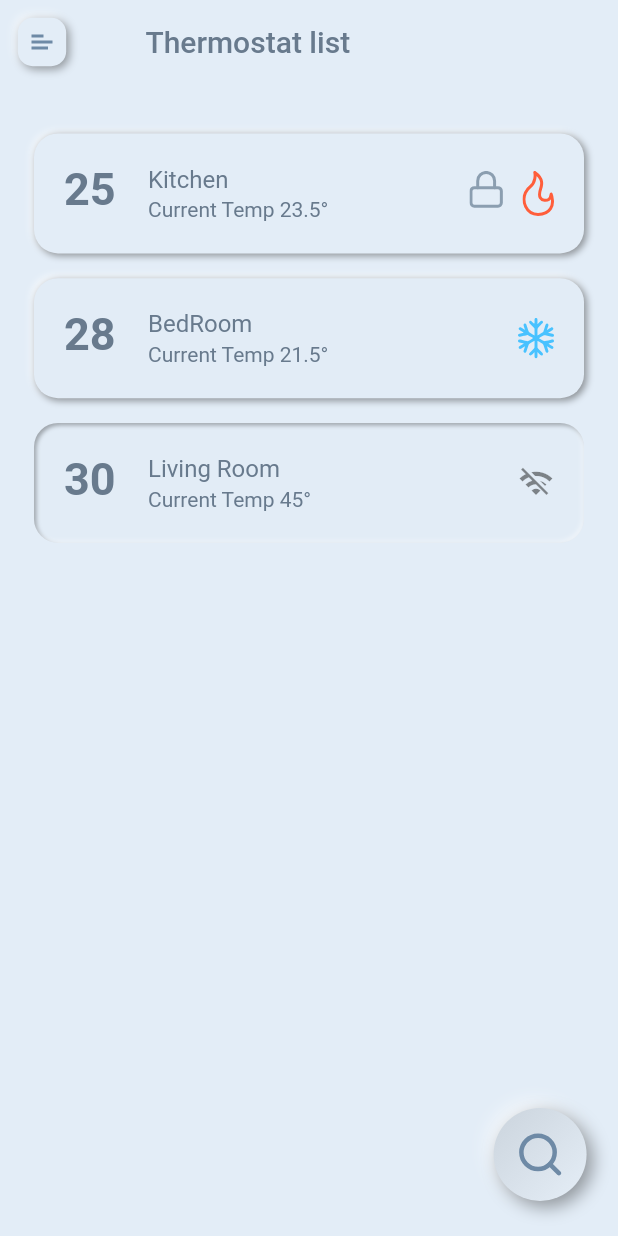
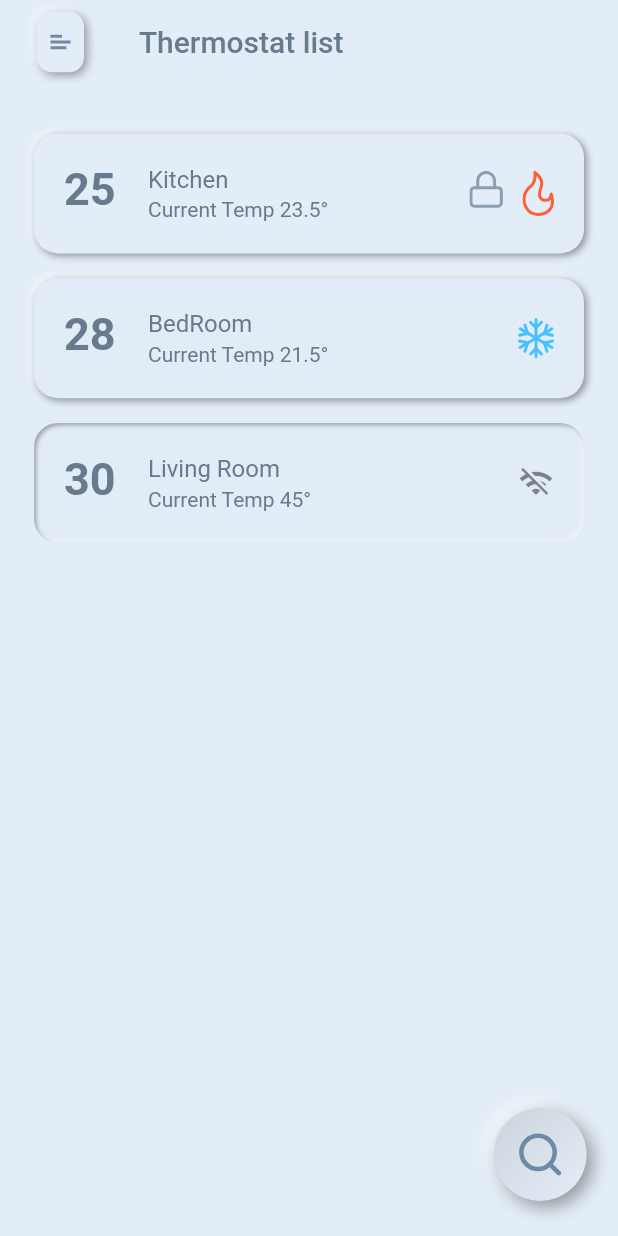
Before and after one commit to milligrade/milli_app, a Flutter app: the screen it shows after launch, on a phone screen of 412 x 824 dp. Run offline on Flutter 3.47's test engine with Material 2 defaults, Android fonts, the light colour scheme and no system bars; drawn by our look-alikes of flutter_neumorphic; our stand-ins replace flutter_svg.

Commit message:
complete Thermostat List UI

```diff
--- a/milligrade.ir-master/lib/features/thermostat/presentation/pages/thermostat_list_page.dart
+++ b/milligrade.ir-master/lib/features/thermostat/presentation/pages/thermostat_list_page.dart
@@ -15,9 +15,15 @@ class ThermostatListPage extends StatelessWidget {
         appBar: AppBar(
           leading: Builder(
               builder: (context) => IconButton(
+                    padding: EdgeInsets.only(
+                      left: w * 0.06,
+                    ),
                     icon: NeumorphicButton(
-                        padding: EdgeInsets.symmetric(
-                            horizontal: w * 0.01, vertical: h * 0.005),
+                        padding: EdgeInsets.only(
+                            left: w * 0.01,
+                            right: w * 0.01,
+                            top: h * 0.01,
+                            bottom: h * 0.01),
                         onPressed: () => Scaffold.of(context).openDrawer(),
                         style: NeumorphicStyle(
                           color: CustomColor.bg_main_color,
@@ -27,9 +33,9 @@ class ThermostatListPage extends StatelessWidget {
                         child: SvgPicture.asset(ImageVectorConst.menu_icon)),
                     onPressed: () => print('drawer opened'),
                   )),
-          title: const Padding(
-              padding: EdgeInsets.symmetric(horizontal: 25),
-              child: Text(
+          title: Padding(
+              padding: EdgeInsets.only(left: w * 0.05),
+              child: const Text(
                 "Thermostat list",
                 style: TextStyle(color: CustomColor.txt_color),
               )),
--- a/milligrade.ir-master/lib/features/thermostat/presentation/widgets/thermostat_list_screen_widgets/list_view_item_widget.dart
+++ b/milligrade.ir-master/lib/features/thermostat/presentation/widgets/thermostat_list_screen_widgets/list_view_item_widget.dart
@@ -79,7 +79,6 @@ class ListeViewItemWidget extends StatelessWidget {
           margin:
               EdgeInsets.symmetric(vertical: h * 0.01, horizontal: w * 0.04),
           style: NeumorphicStyle(
-            shape: NeumorphicShape.concave,
             color: CustomColor.bg_color,
             depth: -3,
             boxShape: NeumorphicBoxShape.roundRect(BorderRadius.circular(16)),
```
